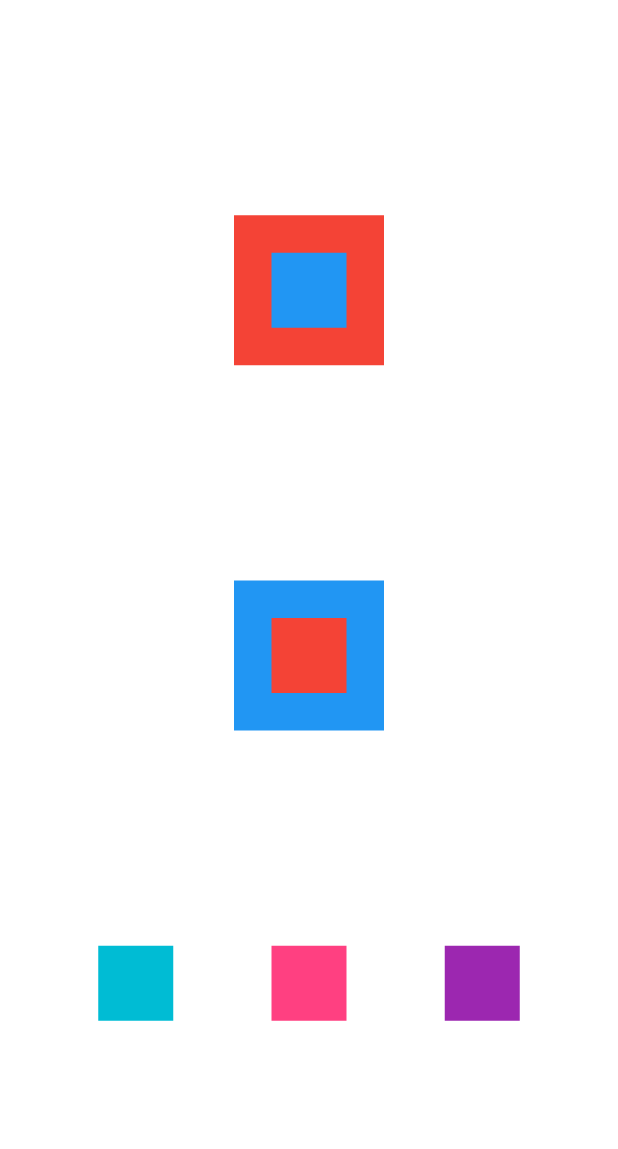
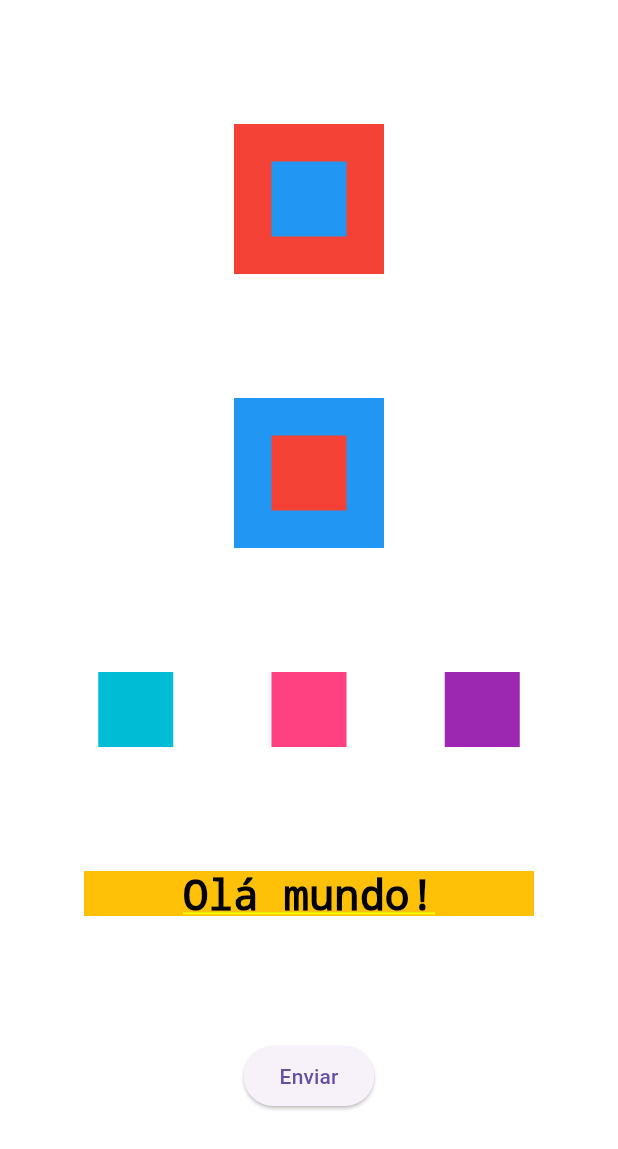
Before and after one commit to GuilhermeTantulli/Mobile-Development, a Flutter app: the screen it shows after launch, on a phone screen of 412 x 824 dp. Shown: the top 1149 px of the screen. Run offline on Flutter 3.47's test engine with Material 3 defaults, Android fonts, the phone set to English and light mode, and no system bars.

Commit message:
Implemented: Text & ElevatedButton

```diff
--- a/aula_1_widgets/lib/main.dart
+++ b/aula_1_widgets/lib/main.dart
@@ -11,7 +11,9 @@ class MainApp extends StatelessWidget {
   Widget build(BuildContext context) {
     return MaterialApp(
       title: 'Flutter',
-      home: Column(
+      home: Container(
+        color: Colors.white,
+        child: Column(
         mainAxisAlignment: MainAxisAlignment.spaceEvenly,
         crossAxisAlignment: CrossAxisAlignment.center,
         children: [
@@ -37,10 +39,28 @@ class MainApp extends StatelessWidget {
               Container(color: Colors.pinkAccent, height: 50, width: 50, ),
               Container(color: Colors.purple, height: 50, width: 50, ),
             ],
-            )
+          ),
+          Container(
+            color: Colors.amber,
+            height: 30, width: 300,
+            child: Text(
+              'Olá mundo!',
+              style: TextStyle(
+                color: Colors.black,
+                fontSize: 28,
+              ),
+              textAlign: TextAlign.center,
+            ),
+          ),
+          ElevatedButton(
+            onPressed: (){
+              print('Você apertou o botão!');
+              },
+            child: Text('Enviar'),
+          ),
         ],
       ),
-
+      )
     );
   }
 }
```
